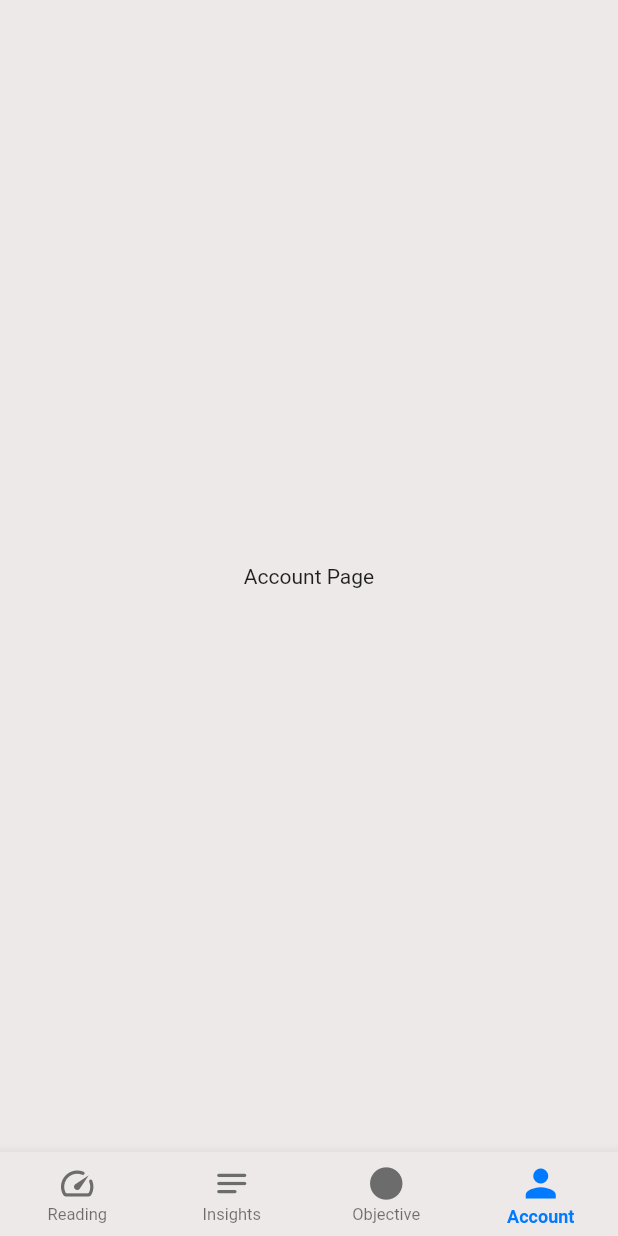
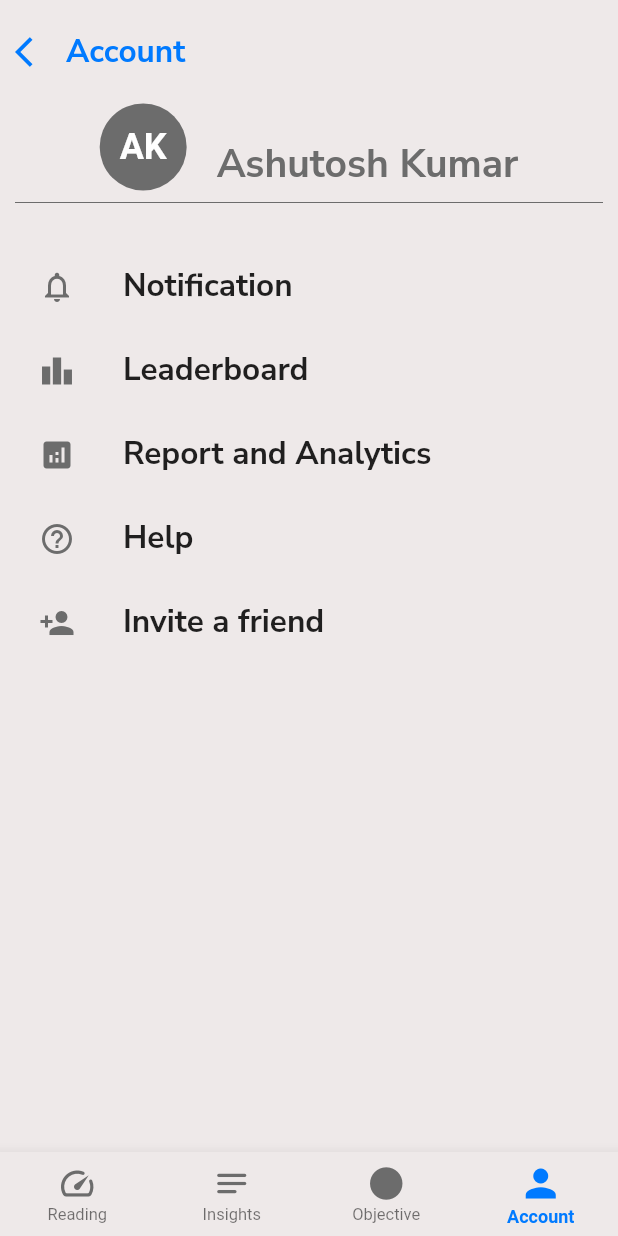
Before and after one commit to Ashutosh-777/Utility-Watch, a Flutter app: the screen it shows after launch, item 4 of the bottom bar chosen, on a phone screen of 412 x 824 dp. Run offline on Flutter 3.47's test engine with Material 2 defaults, Android fonts, the phone set to English and light mode, and no system bars; our stand-ins replace google_fonts.

Commit message:
Created the account page

```diff
--- a/lib/pages/account/account_tab.dart
+++ b/lib/pages/account/account_tab.dart
@@ -1,12 +1,85 @@
 import 'package:flutter/material.dart';
+import 'package:google_fonts/google_fonts.dart';
+import 'package:utility_watch/globals/colors.dart';
 
 class AccountPage extends StatelessWidget {
   const AccountPage({super.key});
 
   @override
   Widget build(BuildContext context) {
-    return const Center(
-      child: Text("Account Page"),
+    return Container(
+      margin: EdgeInsets.all(10),
+      padding: EdgeInsets.only(top: 10),
+      child: Column(
+        children: [
+          Row(
+            children: [
+              Icon(Icons.arrow_back_ios, color: MyColors.blueColor),
+              SizedBox(width: 10),
+              Text(
+                "Account",
+                style: GoogleFonts.nunitoSans(
+                  fontSize: 21,
+                  fontWeight: FontWeight.bold,
+                  color: MyColors.blueColor,
+                ),
+              ),
+            ],
+          ),
+          SizedBox(height: 20),
+          Row(
+            mainAxisAlignment: MainAxisAlignment.center,
+            crossAxisAlignment: CrossAxisAlignment.end,
+            children: [
+              CircleAvatar(
+                radius: 29,
+                backgroundColor: MyColors.greyColor,
+                child: Text(
+                  "AK",
+                  style: TextStyle(
+                    color: Colors.white,
+                    fontSize: 24,
+                    fontWeight: FontWeight.bold,
+                  ),
+                ),
+              ),
+              SizedBox(width: 20),
+              Text(
+                "Ashutosh Kumar",
+                style: GoogleFonts.nunitoSans(
+                  fontSize: 26,
+                  fontWeight: FontWeight.bold,
+                  color: MyColors.greyColor,
+                ),
+              ),
+            ],
+          ),
+          Divider(color: MyColors.greyColor),
+          SizedBox(height: 20), // Increase space between menu items
+          _buildMenuItem(Icons.notifications_outlined, "Notification"),
+          _buildMenuItem(Icons.leaderboard, "Leaderboard"),
+          _buildMenuItem(Icons.analytics, "Report and Analytics"),
+          _buildMenuItem(Icons.help_outline, "Help"),
+          _buildMenuItem(Icons.person_add, "Invite a friend"),
+        ],
+      ),
+    );
+  }
+
+  ListTile _buildMenuItem(IconData icon, String title) {
+    return ListTile(
+      leading: Icon(icon, color: MyColors.greyColor),
+      title: Text(
+        title,
+        style: GoogleFonts.nunitoSans(
+          fontSize: 21,
+          fontWeight: FontWeight.bold,
+          color: Colors.black87,
+        ),
+      ),
+      onTap: () {
+        // Handle menu item tap
+      },
     );
   }
 }
```
